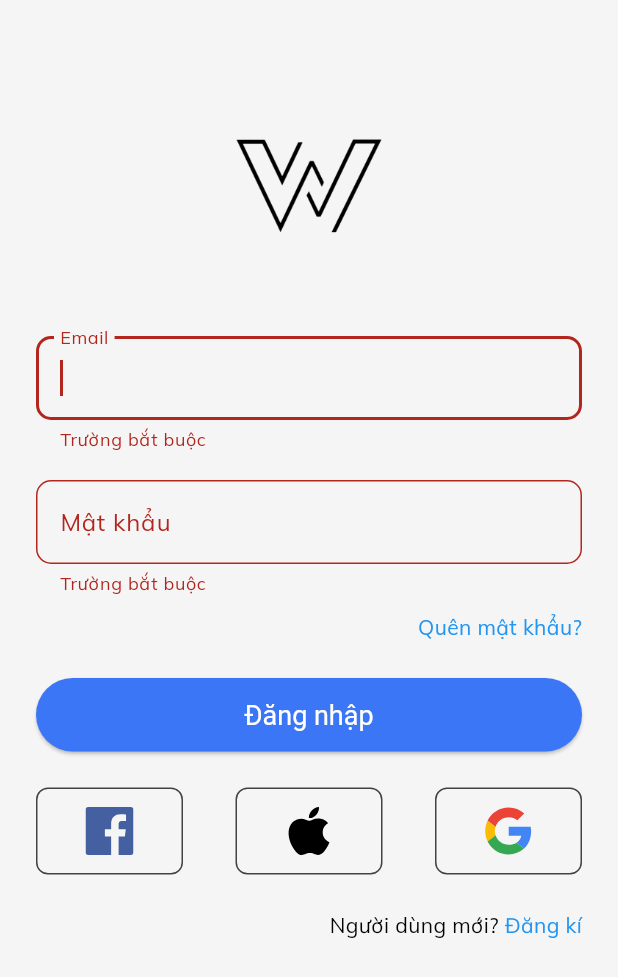
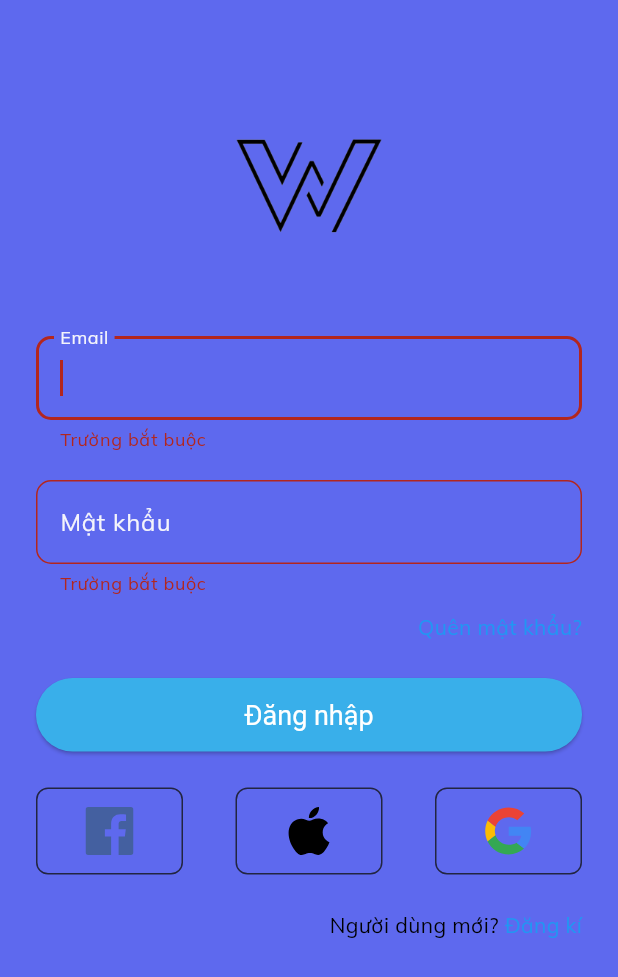
Before and after one commit to HienNguyen0205/WordWizzard, a Flutter app: the SignInScreen screen opened by its route, after a tap on "Đăng nhập", on a phone screen of 412 x 824 dp. Shown: the top 977 px of the screen. Run offline on Flutter 3.47's test engine with Material 3 defaults, Android fonts, the phone set to English and light mode, and no system bars; our stand-ins replace flutter_svg, google_fonts, introduction_screen, shared_preferences; accounts and stored records are empty.

Commit message:
fix post req

```diff
--- a/FE/lib/screens/sign_in_screen.dart
+++ b/FE/lib/screens/sign_in_screen.dart
@@ -21,11 +21,15 @@ class _SignInScreenState extends State<SignInScreen> {
   void _submitForm() {
     final FormState? form = _formKey.currentState;
     if (form != null && form.validate()) {
-      final authProvider = Provider.of<AuthProvider>(context);
+      final authProvider = Provider.of<AuthProvider>(context, listen: false);
       form.save();
       authProvider.logIn(_email, _password).then(
         (val) => {
-
+          if (val){
+            debugPrint("SUCCESS")
+          }else{
+            debugPrint("FAILED")
+          }
         }
       );
     }
--- a/FE/lib/services/auth.dart
+++ b/FE/lib/services/auth.dart
@@ -2,7 +2,7 @@ import 'package:flutter/material.dart';
 import 'package:http/http.dart' as http;
 
 Future<bool> handleLogin(String email, String password) async {
-  final url = Uri.parse('http://localhost:5001/api/user/login');
+  final url = Uri.parse('http://192.168.1.104:5001/api/user/login');
 
   try {
     final res = await http.post(
--- a/FE/lib/theme.dart
+++ b/FE/lib/theme.dart
@@ -3,20 +3,21 @@ import 'package:flutter/services.dart';
 import 'package:google_fonts/google_fonts.dart';
 
 abstract class AppColors {
-  static const secondary = Color(0xFF3B76F6);
-  static const accent = Color(0xFFD6755B);
+  static const mainDarkColor = Color(0xFF5E69EE);
+  static const secondaryDarkColor = Color(0xFFF4F4FB);
+  static const accent = Color(0xFF39AFEA);
   static const textDark = Color(0xFF53585A);
-  static const textLight = Color(0xFFF5F5F5);
+  static const textLight = secondaryDarkColor;
   static const textFaded = Color(0xFF9899A5);
   static const iconLight = Color(0xFFB1B4C0);
   static const iconDark = Color(0xFFB1B3C1);
-  static const textHighlight = secondary;
-  static const cardLight = Color.fromARGB(255, 210, 211, 219);
+  static const cardLight = secondaryDarkColor;
+  static const cardLightText = mainDarkColor;
   static const cardDark = Color.fromARGB(255, 46, 46, 46);
 }
 
 abstract class _LightColors {
-  static const background = Color.fromARGB(255, 245, 245, 245);
+  static const background = AppColors.mainDarkColor;
   static const card = AppColors.cardLight;
 }
 
@@ -53,15 +54,18 @@ class AppTheme {
         elevatedButtonTheme: ElevatedButtonThemeData(
           style: ElevatedButton.styleFrom(
               padding: const EdgeInsets.symmetric(vertical: 14),
-              backgroundColor: AppColors.secondary,
+              backgroundColor: AppColors.accent,
               textStyle: const TextStyle(fontSize: 18, color: AppColors.textLight)),
+        ),
+        inputDecorationTheme: const InputDecorationTheme(
+          labelStyle: TextStyle(color: AppColors.textLight),
+          floatingLabelStyle: TextStyle(color: AppColors.textLight),
         ),
         cardColor: _LightColors.card,
         primaryTextTheme: const TextTheme(
           titleLarge: TextStyle(color: AppColors.textDark),
         ),
         iconTheme: const IconThemeData(color: AppColors.iconDark),
-
         colorScheme: lightBase.colorScheme
             .copyWith(secondary: accentColor)
             .copyWith(background: _LightColors.background),
@@ -85,7 +89,7 @@ class AppTheme {
         scaffoldBackgroundColor: _DarkColors.background,
         elevatedButtonTheme: ElevatedButtonThemeData(
           style: ElevatedButton.styleFrom(
-            backgroundColor: AppColors.secondary,
+            backgroundColor: AppColors.secondaryDarkColor,
             padding: const EdgeInsets.symmetric(vertical: 14),
             textStyle: const TextStyle(fontSize: 18, color: AppColors.textLight),
           ),
```
Also changed, not shown: 2 other files.
